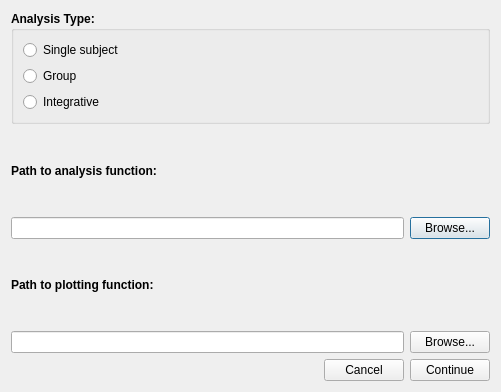
MFalappa/Molabeach3, file import/Wizard_1.ui: the form before one commit.
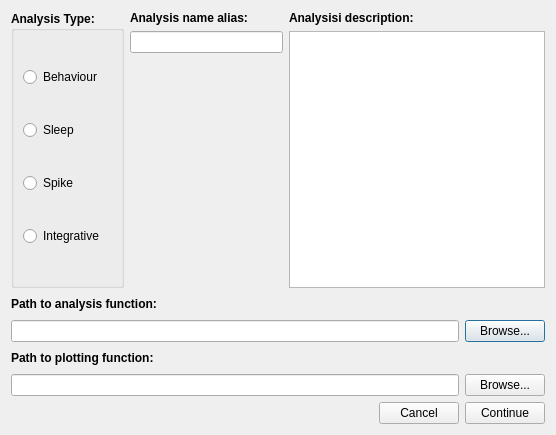
The form after the commit.

Patch:
```diff
--- a/import/Wizard_1.ui
+++ b/import/Wizard_1.ui
@@ -6,16 +6,18 @@
    <rect>
     <x>0</x>
     <y>0</y>
-    <width>501</width>
-    <height>392</height>
+    <width>556</width>
+    <height>435</height>
    </rect>
   </property>
   <property name="windowTitle">
    <string>New analysis wizard</string>
   </property>
-  <layout class="QHBoxLayout" name="horizontalLayout_8">
+  <layout class="QHBoxLayout" name="horizontalLayout_7">
    <item>
-    <layout class="QVBoxLayout" name="verticalLayout_3">
+    <layout class="QVBoxLayout" name="verticalLayout_5">
+     <item>
+      <layout class="QHBoxLayout" name="horizontalLayout">
      <item>
       <widget class="QGroupBox" name="groupBox">
        <property name="font">
@@ -27,7 +29,7 @@
        <property name="title">
         <string>Analysis Type:</string>
        </property>
-       <layout class="QVBoxLayout" name="verticalLayout">
+         <layout class="QVBoxLayout" name="verticalLayout_3">
         <item>
          <widget class="QRadioButton" name="radioButton">
           <property name="font">
@@ -37,7 +39,7 @@
            </font>
           </property>
           <property name="text">
-           <string>Single subject</string>
+             <string>Behaviour</string>
           </property>
          </widget>
         </item>
@@ -50,7 +52,7 @@
            </font>
           </property>
           <property name="text">
-           <string>Group</string>
+             <string>Sleep</string>
           </property>
          </widget>
         </item>
@@ -63,6 +65,19 @@
            </font>
           </property>
           <property name="text">
+             <string>Spike</string>
+            </property>
+           </widget>
+          </item>
+          <item>
+           <widget class="QRadioButton" name="radioButton_3">
+            <property name="font">
+             <font>
+              <weight>50</weight>
+              <bold>false</bold>
+             </font>
+            </property>
+            <property name="text">
            <string>Integrative</string>
           </property>
          </widget>
@@ -71,7 +86,66 @@
       </widget>
      </item>
      <item>
-      <layout class="QHBoxLayout" name="horizontalLayout">
+        <layout class="QVBoxLayout" name="verticalLayout_4">
+         <item>
+          <layout class="QVBoxLayout" name="verticalLayout_2">
+           <item>
+            <widget class="QLabel" name="label_3">
+             <property name="font">
+              <font>
+               <weight>75</weight>
+               <bold>true</bold>
+              </font>
+             </property>
+             <property name="text">
+              <string>Analysis name alias:</string>
+             </property>
+            </widget>
+           </item>
+           <item>
+            <widget class="QLineEdit" name="lineEdit"/>
+           </item>
+          </layout>
+         </item>
+         <item>
+          <spacer name="verticalSpacer">
+           <property name="orientation">
+            <enum>Qt::Vertical</enum>
+           </property>
+           <property name="sizeHint" stdset="0">
+            <size>
+             <width>20</width>
+             <height>40</height>
+            </size>
+           </property>
+          </spacer>
+         </item>
+        </layout>
+       </item>
+       <item>
+        <layout class="QVBoxLayout" name="verticalLayout">
+         <item>
+          <widget class="QLabel" name="label_4">
+           <property name="font">
+            <font>
+             <weight>75</weight>
+             <bold>true</bold>
+            </font>
+           </property>
+           <property name="text">
+            <string>Analysisi description:</string>
+           </property>
+          </widget>
+         </item>
+         <item>
+          <widget class="QTextEdit" name="textEdit"/>
+         </item>
+        </layout>
+       </item>
+      </layout>
+     </item>
+     <item>
+      <layout class="QHBoxLayout" name="horizontalLayout_2">
        <item>
         <widget class="QLabel" name="label_2">
          <property name="font">
@@ -101,7 +175,7 @@
       </layout>
      </item>
      <item>
-      <layout class="QHBoxLayout" name="horizontalLayout_2">
+      <layout class="QHBoxLayout" name="horizontalLayout_3">
        <item>
         <widget class="QLineEdit" name="lineEdit_analysis"/>
        </item>
@@ -115,7 +189,7 @@
       </layout>
      </item>
      <item>
-      <layout class="QHBoxLayout" name="horizontalLayout_3">
+      <layout class="QHBoxLayout" name="horizontalLayout_4">
        <item>
         <widget class="QLabel" name="label">
          <property name="font">
@@ -145,7 +219,7 @@
       </layout>
      </item>
      <item>
-      <layout class="QHBoxLayout" name="horizontalLayout_4">
+      <layout class="QHBoxLayout" name="horizontalLayout_5">
        <item>
         <widget class="QLineEdit" name="lineEdit_plotting"/>
        </item>
@@ -159,7 +233,7 @@
       </layout>
      </item>
      <item>
-      <layout class="QHBoxLayout" name="horizontalLayout_7">
+      <layout class="QHBoxLayout" name="horizontalLayout_6">
        <item>
         <spacer name="horizontalSpacer_3">
          <property name="orientation">
```
Lines whose indentation alone changed are shown as unchanged.
